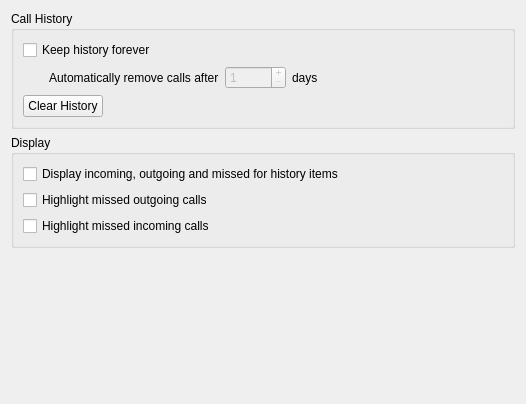
First picture: the form in src/conf/dlggeneralbase.ui, repository KDE/ring-kde, before the edit.
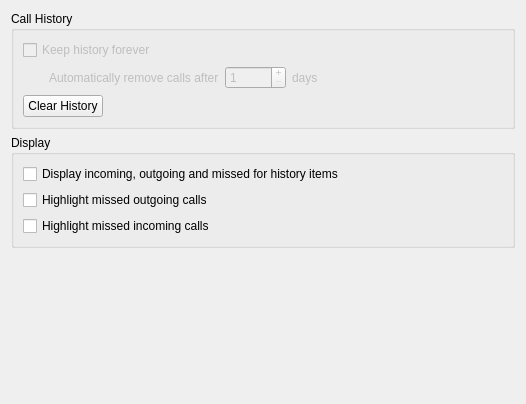
Second picture: the form after the edit. Custom widgets are drawn as their Qt base class.

The edit to the form file:
```diff
--- a/src/conf/dlggeneralbase.ui
+++ b/src/conf/dlggeneralbase.ui
@@ -28,6 +28,9 @@
      <layout class="QGridLayout" name="gridLayout">
       <item row="0" column="0" colspan="2">
        <widget class="QCheckBox" name="m_pKeepHistory">
+        <property name="enabled">
+         <bool>false</bool>
+        </property>
         <property name="text">
          <string>Keep history forever</string>
         </property>
@@ -51,6 +54,9 @@
       </item>
       <item row="1" column="1">
        <widget class="QLabel" name="label_2">
+        <property name="enabled">
+         <bool>false</bool>
+        </property>
         <property name="text">
          <string>Automatically remove calls after</string>
         </property>
@@ -80,6 +86,9 @@
       </item>
       <item row="1" column="3">
        <widget class="QLabel" name="label">
+        <property name="enabled">
+         <bool>false</bool>
+        </property>
         <property name="text">
          <string>days</string>
         </property>
```
